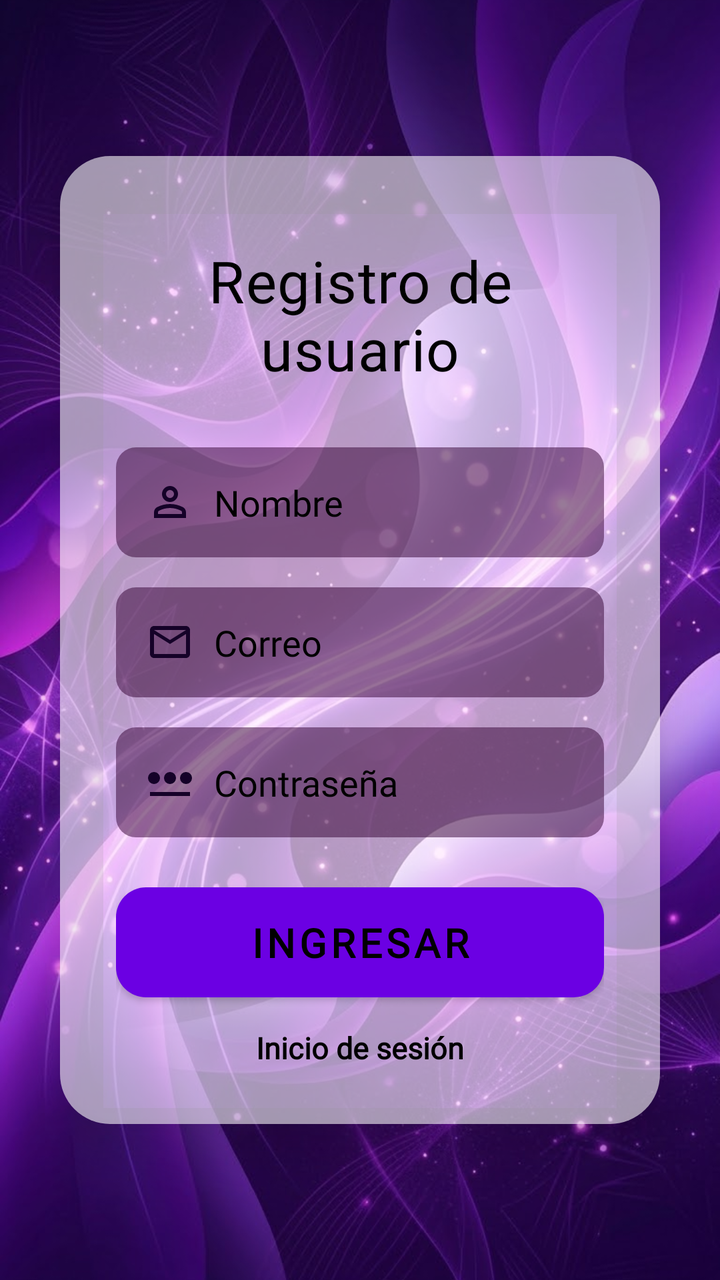
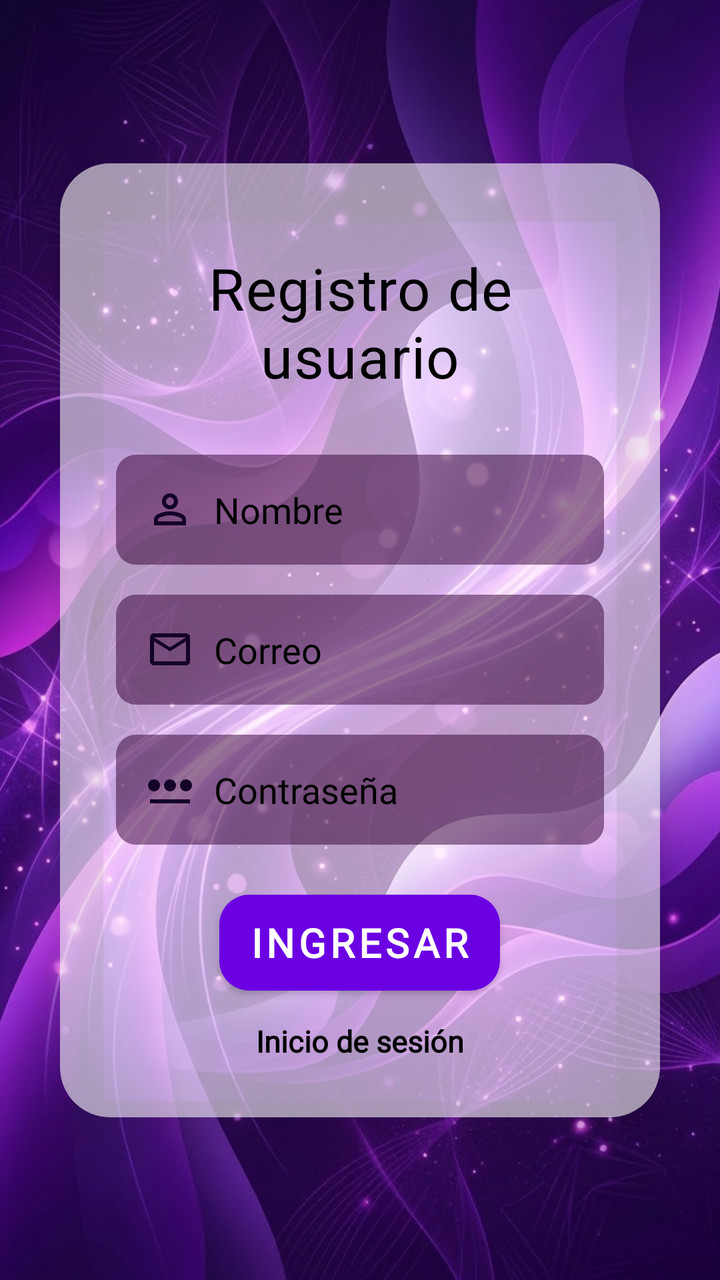

The first picture is an Android layout as it rendered before a commit; the second is the same layout after the commit. The layout source and the unified diff follow.
<!-- AndroidManifest.xml: application theme Theme.Reviewly -->
<!-- res/layout/activity_registro.xml -->
<?xml version="1.0" encoding="utf-8"?>
<androidx.constraintlayout.widget.ConstraintLayout xmlns:android="http://schemas.android.com/apk/res/android"
    xmlns:app="http://schemas.android.com/apk/res-auto"
    xmlns:tools="http://schemas.android.com/tools"
    android:id="@+id/main"
    android:layout_width="match_parent"
    android:layout_height="match_parent"
    tools:context=".Activity_Registro">
    <ImageView
        android:layout_width="0dp"
        android:layout_height="0dp"
        android:src="@drawable/fondo_morado"
        android:scaleType="centerCrop"
        app:layout_constraintBottom_toBottomOf="parent"
        app:layout_constraintEnd_toEndOf="parent"
        app:layout_constraintStart_toStartOf="parent"
        app:layout_constraintTop_toTopOf="parent"/>

    <androidx.cardview.widget.CardView
        android:id="@+id/CardLogin"
        android:layout_width="0dp"
        android:layout_height="wrap_content"
        android:layout_margin="30dp"
        app:cardCornerRadius="25dp"
        app:cardElevation="15dp"
        app:cardBackgroundColor="@android:color/transparent"
        app:layout_constraintBottom_toBottomOf="parent"
        app:layout_constraintEnd_toEndOf="parent"
        app:layout_constraintStart_toStartOf="parent"
        app:layout_constraintTop_toTopOf="parent">

        <LinearLayout
            android:id="@+id/layoutContenido"
            android:layout_width="match_parent"
            android:layout_height="wrap_content"
            android:orientation="vertical"
            android:padding="28dp"
            android:background="@drawable/fondo_targeta"
            android:gravity="center">

            <TextView
                android:id="@+id/TvTitulo"
                android:layout_width="wrap_content"
                android:layout_height="wrap_content"
                android:text="Registro de usuario"
                android:letterSpacing="0.02"
                android:textSize="29sp"
                android:gravity="center"
                android:fontFamily="@font/permanent_marker"
                android:textColor="#000000"
                android:layout_marginTop="15dp"
                android:layout_marginBottom="30dp"/>
            <EditText
                android:id="@+id/etNombre"
                android:layout_width="match_parent"
                android:layout_height="55dp"
                android:background="@drawable/fondo_edit_text"
                android:hint="Nombre"
                android:fontFamily="@font/shortstack_regular"
                android:paddingEnd="15dp"
                android:paddingStart="15dp"
                android:textColor="#000000"
                android:textColorHint="#000000"
                android:drawableStart="@drawable/person_24dp_150228_fill0_wght400_grad0_opsz24"
                android:drawablePadding="10dp"/>

            <EditText
                android:id="@+id/etCorreo"
                android:layout_width="match_parent"
                android:layout_height="55dp"
                android:background="@drawable/fondo_edit_text"
                android:hint="Correo"
                android:fontFamily="@font/shortstack_regular"
                android:paddingEnd="15dp"
                android:paddingStart="15dp"
                android:textColor="#000000"
                android:textColorHint="#000000"
                android:inputType="textEmailAddress"
                android:layout_marginTop="15dp"
                android:drawableStart="@drawable/baseline_mail_outline_24"
                android:drawablePadding="10dp"/>

            <EditText
                android:id="@+id/etPass"
                android:layout_width="match_parent"
                android:layout_height="55dp"
                android:background="@drawable/fondo_edit_text"
                android:hint="Contraseña"
                android:fontFamily="@font/shortstack_regular"
                android:paddingEnd="15dp"
                android:paddingStart="15dp"
                android:textColor="#000000"
                android:textColorHint="#000000"
                android:drawableStart="@drawable/password_2_24dp_150228_fill0_wght400_grad0_opsz24"
                android:inputType="textPassword"
                android:layout_marginTop="15dp"
                android:drawablePadding="10dp"/>

            <androidx.appcompat.widget.AppCompatButton
                android:id="@+id/BtnIngresar"
                android:layout_width="match_parent"
                android:layout_height="55dp"
                android:text="Ingresar"
                android:textSize="20sp"
                android:textColor="#000000"
                android:textColorHint="#000000"
                android:fontFamily="@font/permanent_marker"
                android:background="@drawable/boton"
                android:letterSpacing="0.10"
                android:layout_marginTop="25dp"
                android:textStyle="bold"/>

            <TextView
                android:id="@+id/tvcrearcuenta"
                android:layout_width="wrap_content"
                android:layout_height="wrap_content"
                android:textColor="#000000"
                android:fontFamily="@font/shortstack_regular"
                android:text="Inicio de sesión"
                android:textStyle="bold"
                android:textSize="15sp"
                android:layout_marginTop="15sp"/>

        </LinearLayout>

    </androidx.cardview.widget.CardView>
</androidx.constraintlayout.widget.ConstraintLayout>
<!-- resources referenced by this layout -->
<resources>
  <!-- drawable baseline_mail_outline_24 (drawable) -->
  <vector xmlns:android="http://schemas.android.com/apk/res/android" android:height="24dp" android:tint="#150228" android:viewportHeight="24" android:viewportWidth="24" android:width="24dp">
        
      <path android:fillColor="@android:color/white" android:pathData="M20,4L4,4c-1.1,0 -1.99,0.9 -1.99,2L2,18c0,1.1 0.9,2 2,2h16c1.1,0 2,-0.9 2,-2L22,6c0,-1.1 -0.9,-2 -2,-2zM20,18L4,18L4,8l8,5 8,-5v10zM12,11L4,6h16l-8,5z"/>
      
  </vector>
  <!-- drawable boton (drawable) -->
  <?xml version="1.0" encoding="utf-8"?>
  <shape xmlns:android="http://schemas.android.com/apk/res/android">
          <solid android:color="#6B00E3"/>
          <corners android:radius="15dp"/>
  </shape>
  <!-- drawable fondo_edit_text (drawable) -->
  <?xml version="1.0" encoding="utf-8"?>
  <shape xmlns:android="http://schemas.android.com/apk/res/android">
  <solid android:color="#80330033"></solid>
      <corners android:radius="10dp" > </corners>
  </shape>
  <!-- drawable fondo_morado: png bitmap (drawable, 136168 bytes) -->
  <!-- drawable fondo_targeta (drawable) -->
  <?xml version="1.0" encoding="utf-8"?>
  <shape xmlns:android="http://schemas.android.com/apk/res/android">
  <solid android:color="#95FFFFFF"></solid>
      <corners android:radius="15dp" >
  
      </corners>
  </shape>
  <!-- drawable password_2_24dp_150228_fill0_wght400_grad0_opsz24 (drawable) -->
  <vector xmlns:android="http://schemas.android.com/apk/res/android"
      android:width="24dp"
      android:height="24dp"
      android:viewportWidth="960"
      android:viewportHeight="960">
    <path
        android:pathData="M160,520q-50,0 -85,-35t-35,-85q0,-50 35,-85t85,-35q50,0 85,35t35,85q0,50 -35,85t-85,35ZM80,760v-80h800v80L80,760ZM395,485q-35,-35 -35,-85t35,-85q35,-35 85,-35t85,35q35,35 35,85t-35,85q-35,35 -85,35t-85,-35ZM715,485q-35,-35 -35,-85t35,-85q35,-35 85,-35t85,35q35,35 35,85t-35,85q-35,35 -85,35t-85,-35Z"
        android:fillColor="#150228"/>
  </vector>
  <!-- drawable person_24dp_150228_fill0_wght400_grad0_opsz24 (drawable) -->
  <vector xmlns:android="http://schemas.android.com/apk/res/android"
      android:width="24dp"
      android:height="24dp"
      android:viewportWidth="960"
      android:viewportHeight="960">
    <path
        android:pathData="M367,433q-47,-47 -47,-113t47,-113q47,-47 113,-47t113,47q47,47 47,113t-47,113q-47,47 -113,47t-113,-47ZM160,800v-112q0,-34 17.5,-62.5T224,582q62,-31 126,-46.5T480,520q66,0 130,15.5T736,582q29,15 46.5,43.5T800,688v112L160,800ZM240,720h480v-32q0,-11 -5.5,-20T700,654q-54,-27 -109,-40.5T480,600q-56,0 -111,13.5T260,654q-9,5 -14.5,14t-5.5,20v32ZM536.5,376.5Q560,353 560,320t-23.5,-56.5Q513,240 480,240t-56.5,23.5Q400,287 400,320t23.5,56.5Q447,400 480,400t56.5,-23.5ZM480,320ZM480,720Z"
        android:fillColor="#150228"/>
  </vector>
  <style name="Theme.Reviewly" parent="Base.Theme.Reviewly" />
  <style name="Base.Theme.Reviewly" parent="Theme.Material3.DayNight.NoActionBar">
          
          
      </style>
</resources>

<!-- the commit's change to res/layout/activity_registro.xml (unified diff, before → after) -->
@@ -98,16 +98,18 @@
 
             <androidx.appcompat.widget.AppCompatButton
                 android:id="@+id/BtnIngresar"
-                android:layout_width="match_parent"
-                android:layout_height="55dp"
+                android:layout_width="wrap_content"
+                android:layout_height="wrap_content"
                 android:text="Ingresar"
                 android:textSize="20sp"
-                android:textColor="#000000"
+                android:textColor="#FFFFFF"
                 android:textColorHint="#000000"
                 android:fontFamily="@font/permanent_marker"
                 android:background="@drawable/boton"
                 android:letterSpacing="0.10"
                 android:layout_marginTop="25dp"
+                android:paddingEnd="15dp"
+                android:paddingStart="15dp"
                 android:textStyle="bold"/>
 
             <TextView
